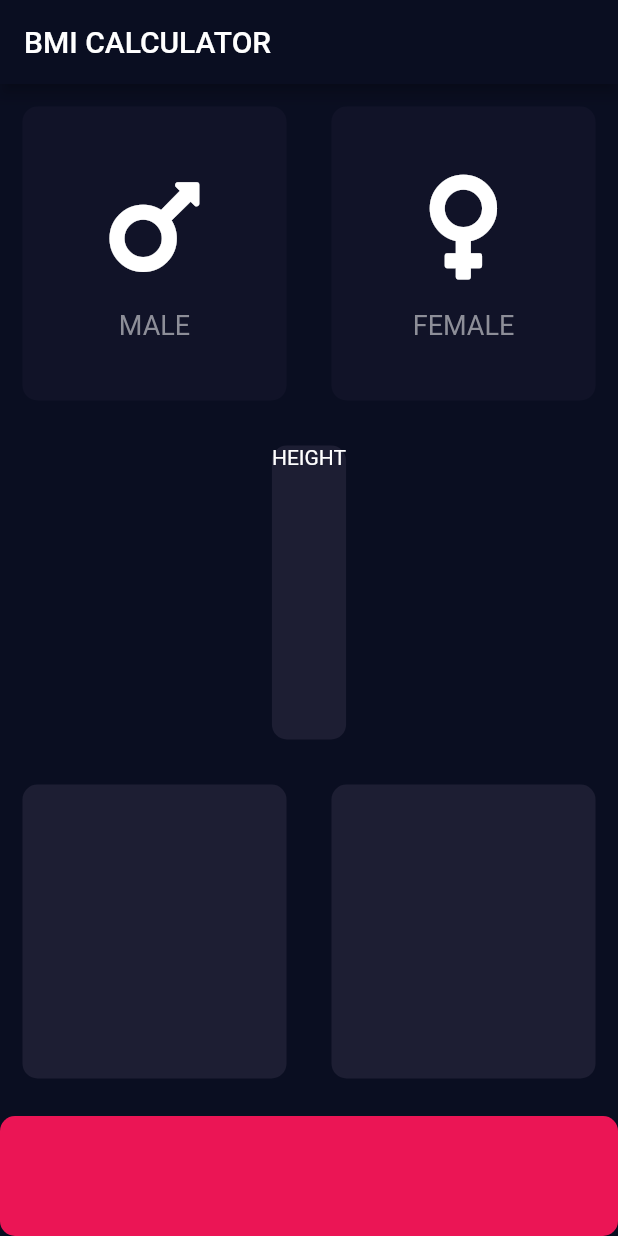
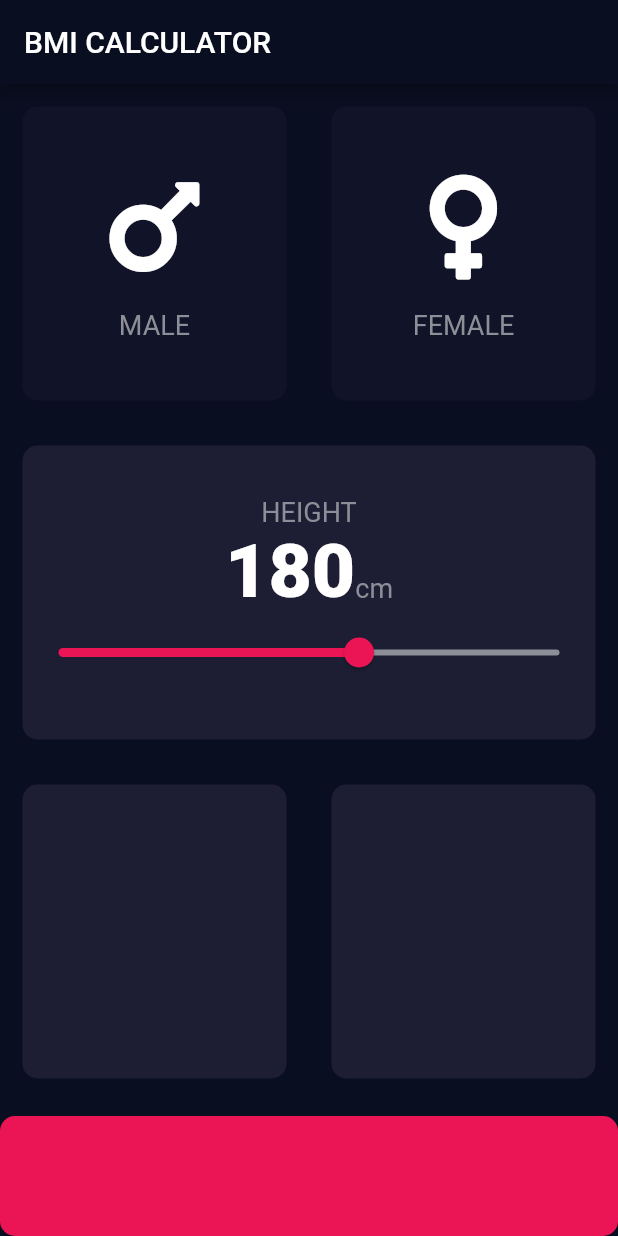
Before and after one commit to peterlazar1993/bmi, a Flutter app: the screen it shows after launch, on a phone screen of 412 x 824 dp. Run offline on Flutter 3.47's test engine with Material 2 defaults, Android fonts, the phone set to English and light mode, and no system bars; our stand-ins replace font_awesome_flutter.

Commit message:
add slider for user height

```diff
--- a/lib/constants.dart
+++ b/lib/constants.dart
@@ -5,7 +5,12 @@ const kActiveCardColor = Color(0xFF1D1E33);
 const kInactiveCardColor = Color(0xFF111328);
 const kBottomContainerHeight = 80.0;
 
-const labelStyle = TextStyle(
+const kLabelStyle = TextStyle(
   fontSize: 18,
   color: Color(0xFF8D8E98),
 );
+
+const kNumberTextStyle = TextStyle(
+  fontSize: 50,
+  fontWeight: FontWeight.w900,
+);
--- a/lib/icon_content.dart
+++ b/lib/icon_content.dart
@@ -20,7 +20,7 @@ class IconContent extends StatelessWidget {
         SizedBox(
           height: 15,
         ),
-        Text(label, style: labelStyle)
+        Text(label, style: kLabelStyle)
       ],
     );
   }
--- a/lib/input_page.dart
+++ b/lib/input_page.dart
@@ -13,6 +13,7 @@ class InputPage extends StatefulWidget {
 
 class _InputPageState extends State<InputPage> {
   Gender? selectedGender;
+  int height = 180;
 
   @override
   Widget build(BuildContext context) {
@@ -64,10 +65,38 @@ class _InputPageState extends State<InputPage> {
             child: ReusableCard(
               color: kActiveCardColor,
               child: Column(
+                mainAxisAlignment: MainAxisAlignment.center,
                 children: [
                   Text(
                     'HEIGHT',
-                  )
+                    style: kLabelStyle,
+                  ),
+                  Row(
+                    mainAxisAlignment: MainAxisAlignment.center,
+                    crossAxisAlignment: CrossAxisAlignment.baseline,
+                    textBaseline: TextBaseline.alphabetic,
+                    children: [
+                      Text(
+                        height.toString(),
+                        style: kNumberTextStyle,
+                      ),
+                      Text(
+                        'cm',
+                        style: kLabelStyle,
+                      )
+                    ],
+                  ),
+                  Slider(
+                      min: 120.0,
+                      max: 220.0,
+                      value: height.toDouble(),
+                      activeColor: Color(0xFFEB1555),
+                      inactiveColor: Color(0xFF8D8E98),
+                      onChanged: (double value) {
+                        setState(() {
+                          height = value.round();
+                        });
+                      })
                 ],
               ),
             ),
```
